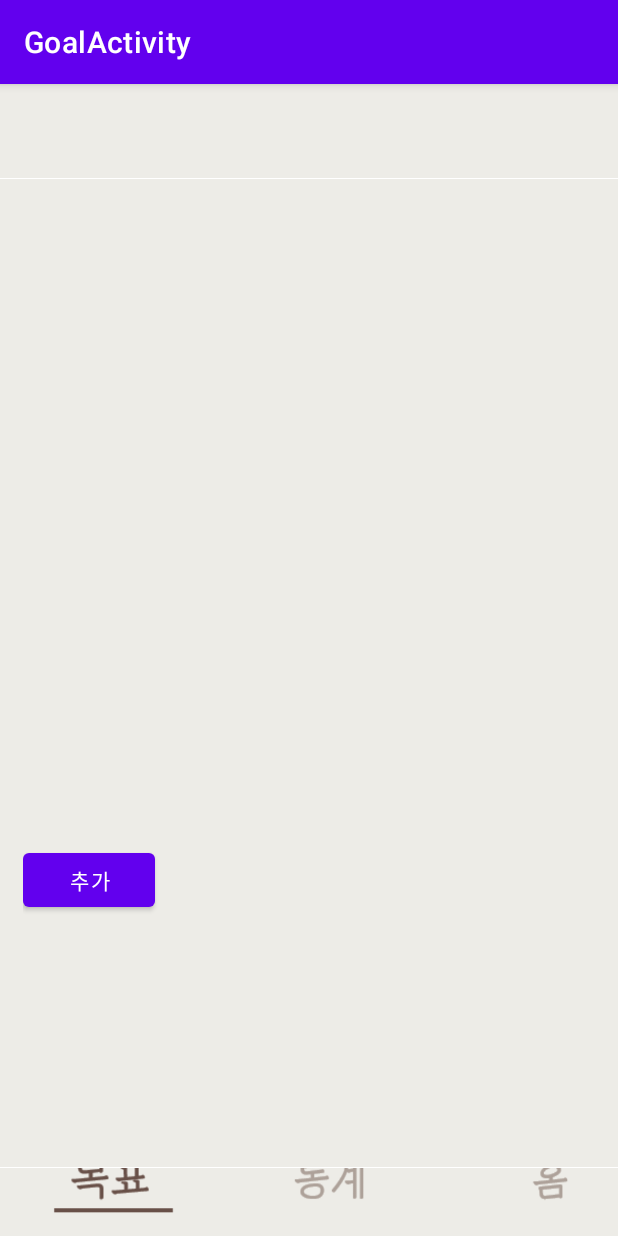
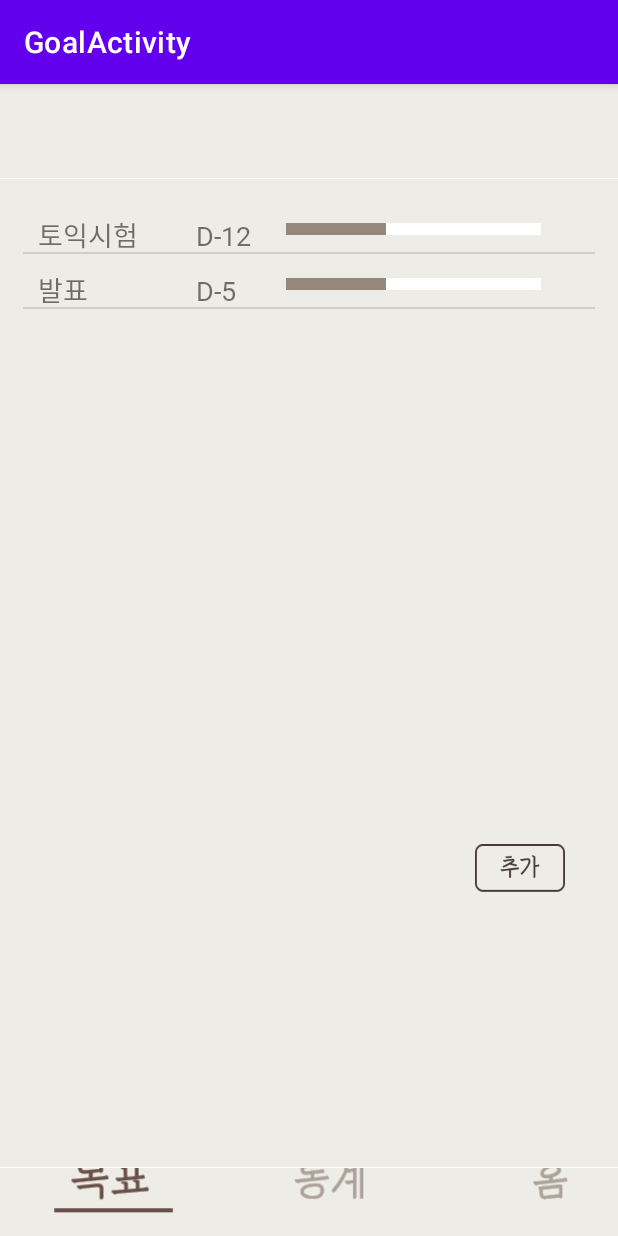
Before and after one commit to jinwook8910/mobile_app, an Android app: the GoalActivity screen opened directly, with no data from a screen before it, on a phone screen of 412 x 824 dp. Run offline under Robolectric (Android 15) with nearby library versions, the phone set to English and light mode, and no system bars; our stand-ins replace Firebase (no records; nobody signed in at launch, a user with empty details on screens opened directly); libraries missing offline, so code that uses them is left out: com.github.mikephil.charting.

Commit message:
목표 barchart, 목표, 캘린더 레이아웃 완성

```diff
--- a/HaruJogak/app/src/main/java/com/example/harujogak/GoalActivity.java
+++ b/HaruJogak/app/src/main/java/com/example/harujogak/GoalActivity.java
@@ -1,16 +1,20 @@
 package com.example.harujogak;
 
 import android.app.Dialog;
+import android.content.Context;
 import android.content.Intent;
 import android.os.Bundle;
 import android.util.Log;
+import android.view.LayoutInflater;
 import android.view.View;
+import android.view.ViewGroup;
 import android.widget.AdapterView;
-import android.widget.ArrayAdapter;
+import android.widget.BaseAdapter;
 import android.widget.Button;
 import android.widget.CalendarView;
 import android.widget.EditText;
 import android.widget.ImageButton;
+import android.widget.LinearLayout;
 import android.widget.ListView;
 import android.widget.TextView;
 
@@ -26,6 +30,8 @@ public class GoalActivity extends AppCompatActivity {
     ImageButton btn1, btn2, btn3, btn4, btn5;
     ArrayList<String> goal_list=new ArrayList<>();
     MainActivity main=new MainActivity();
+    private ListViewAdapter adapter =  new ListViewAdapter();
+
     @Override
     protected void onCreate(Bundle savedInstanceState) {
         super.onCreate(savedInstanceState);
@@ -53,9 +59,12 @@ public class GoalActivity extends AppCompatActivity {
         btn4.setOnClickListener(listener);
         btn5.setOnClickListener(listener);
         //listview
-        ArrayAdapter adapter = new ArrayAdapter(this, android.R.layout.simple_list_item_1, goal_list);
+        //ArrayAdapter adapter = new ArrayAdapter(this, android.R.layout.simple_list_item_1, goal_list);
         ListView listview = (ListView) findViewById(R.id.goal_list);
         listview.setAdapter(adapter);
+        //리스트뷰 아이템 추가
+        adapter.addItem("토익시험", "D-12");
+        adapter.addItem("발표", "D-5");
 
         listview.setOnItemClickListener(new AdapterView.OnItemClickListener(){
             @Override
@@ -139,6 +148,61 @@ public class GoalActivity extends AppCompatActivity {
         addGoalDialog.show();
     }
 
+    //listview Adapter
+    public class ListViewAdapter extends BaseAdapter {
+        private ArrayList<Goal> listViewItemList = new ArrayList<Goal>();
+
+        @Override
+        public int getCount(){
+            return listViewItemList.size();
+        }
+        @Override
+        public View getView(int position, View convertView, ViewGroup parent) {
+            final int pos = position;
+            final Context context = parent.getContext();
+
+            // "listview_item" Layout을 inflate하여 convertView 참조 획득.
+            if (convertView == null) {
+                LayoutInflater inflater = (LayoutInflater) context.getSystemService(Context.LAYOUT_INFLATER_SERVICE);
+                convertView = inflater.inflate(R.layout.calendar_listview_item, parent, false);
+            }
+            TextView item_name = (TextView)convertView.findViewById(R.id.listview_item_name);
+            TextView item_dday = (TextView)convertView.findViewById(R.id.listview_item_dday);
+            View item_chart = (View)convertView.findViewById(R.id.listview_item_chart);
+
+            Goal g = listViewItemList.get(position);
+            item_name.setText(g.getGoal_name());
+            item_dday.setText(g.getDeadline());
+            LinearLayout.LayoutParams param = new LinearLayout.LayoutParams(100, 25);
+            item_chart.setLayoutParams(param);
+            //item_chart.getLayoutParams().width=200;
+
+            return convertView;
+        }
+        // 지정한 위치(position)에 있는 데이터와 관계된 아이템(row)의 ID를 리턴. : 필수 구현
+        @Override
+        public long getItemId(int position) {
+            return position ;
+        }
+
+        // 지정한 위치(position)에 있는 데이터 리턴 : 필수 구현
+        @Override
+        public Object getItem(int position) {
+            return listViewItemList.get(position) ;
+        }
+
+        // 아이템 데이터 추가를 위한 함수.
+        public void addItem(String name, String dday) {
+            Goal item = new Goal(name, dday);
+
+            item.setGoal_name(name);
+            item.setDeadline(dday);
+
+            listViewItemList.add(item);
+        }
+
+    }
+
     //navigation button
     class Listener implements View.OnClickListener{
         public void onClick(View view){
--- /dev/null
+++ b/HaruJogak/app/src/main/res/layout/calendar_listview_item.xml
@@ -0,0 +1,40 @@
+<?xml version="1.0" encoding="utf-8"?>
+<LinearLayout
+    xmlns:android="http://schemas.android.com/apk/res/android"
+    xmlns:tools="http://schemas.android.com/tools"
+    android:layout_width="match_parent"
+    android:layout_height="35dp"
+    android:orientation="horizontal"
+    android:layout_marginLeft="35dp"
+    android:layout_marginRight="35dp"
+    android:paddingTop="10dp">
+
+    <TextView
+        android:id="@+id/listview_item_name"
+        android:layout_width="100dp"
+        android:layout_height="wrap_content"
+        android:textSize="18dp"
+        android:fontFamily="@font/mapoflowerisland"
+        android:layout_marginLeft="10dp"
+        />
+    <TextView
+        android:id="@+id/listview_item_dday"
+        android:layout_width="60dp"
+        android:layout_height="wrap_content"
+        android:textSize="18dp"
+        android:fontFamily="@font/mapoflowerisland"
+        android:layout_marginLeft="5dp"
+        />
+    <LinearLayout
+        android:layout_height="8dp"
+        android:layout_width="170dp"
+        android:layout_marginTop="6dp"
+        android:background="@color/white">
+        <View
+            android:id="@+id/listview_item_chart"
+            android:layout_width = "0dp"
+            android:layout_height = "0dp"
+            android:background="@color/barChartColor"
+            />
+    </LinearLayout>
+</LinearLayout>
--- a/HaruJogak/app/src/main/res/layout/goal.xml
+++ b/HaruJogak/app/src/main/res/layout/goal.xml
@@ -35,14 +35,16 @@
             android:layout_height="400dp"
             android:layout_marginTop="8dp"
             />
-
-        <Button
+        <ImageButton
             android:id="@+id/goal_btn"
-            android:layout_width="wrap_content"
-            android:layout_height="wrap_content"
+            android:layout_width="60dp"
+            android:layout_height="35dp"
             android:layout_marginTop="30dp"
+            android:layout_marginRight="20dp"
             android:onClick="onClickAddGoalButton"
-            android:text="추가"/>
+            android:background="@drawable/add_button"
+            android:layout_gravity="right"
+            />
     </LinearLayout>
 
     <LinearLayout
--- a/HaruJogak/app/src/main/res/layout/goal_add_dialog.xml
+++ b/HaruJogak/app/src/main/res/layout/goal_add_dialog.xml
@@ -43,12 +43,14 @@
             android:layout_marginTop="10dp"
             android:layout_marginBottom="5dp"
             android:ems="10"
+            android:fontFamily="@font/mapoflowerisland"
             android:textSize="12dp" />
 
         <TextView
             android:id="@+id/goal_add_result"
             android:layout_width="wrap_content"
             android:layout_height="wrap_content"
+            android:fontFamily="@font/mapoflowerisland"
             android:textSize="15dp" />
 
         <CalendarView
--- a/HaruJogak/app/src/main/res/values/colors.xml
+++ b/HaruJogak/app/src/main/res/values/colors.xml
@@ -16,4 +16,5 @@
     <color name="navi_clicked">#685048</color>
     <color name="buttonColor">#685048</color>
     <color name="lineColor">#C5BEB7</color>
+    <color name="barChartColor">#96877D</color>
 </resources>
```
